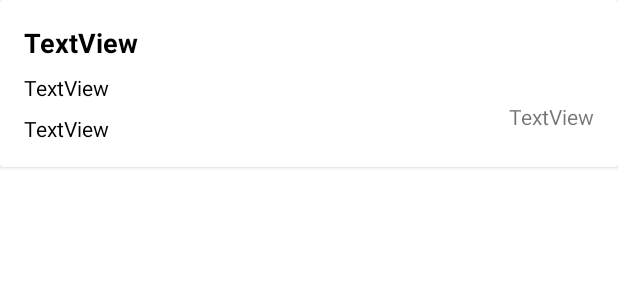
After one commit to bayufebriyonoputra/taremakmur-mobile, an Android app: the layout item_list_order.xml on its own in the app's theme, with its tools: preview values and no code run, on a phone screen of 412 x 824 dp. The commit adds this screen. Shown: the top 300 px of the screen. Run offline under Robolectric (Android 15) with nearby library versions, the phone set to English and light mode, and no system bars.

Commit message:
add list order

```diff
--- a/app/src/main/java/site/encryptdev/taremakmur/data/remote/retrofit/ApiService.kt
+++ b/app/src/main/java/site/encryptdev/taremakmur/data/remote/retrofit/ApiService.kt
@@ -10,6 +10,8 @@ import site.encryptdev.taremakmur.data.remote.response.BarangResponseItem
 import site.encryptdev.taremakmur.data.remote.response.CustomersResponse
 import site.encryptdev.taremakmur.data.remote.body.LoginBody
 import site.encryptdev.taremakmur.data.remote.body.MakeInvoiceBody
+import site.encryptdev.taremakmur.data.remote.response.ListOrderResponse
+import site.encryptdev.taremakmur.data.remote.response.ListOrderResponseItem
 import site.encryptdev.taremakmur.data.remote.response.LoginResponse
 import site.encryptdev.taremakmur.data.remote.response.MessageResponse
 
@@ -33,4 +35,8 @@ interface ApiService {
     @GET("customers")
     fun getAllCustomers(@Header("Authorization") token: String): Call<List<CustomersResponse>>
 
+    @GET("list-order")
+    fun getListOrder(@Header("Authorization") token: String): Call<List<ListOrderResponseItem>>
+
+
 }
--- a/app/src/main/java/site/encryptdev/taremakmur/ui/invoice/addInvoice/AddInvoiceActivity.kt
+++ b/app/src/main/java/site/encryptdev/taremakmur/ui/invoice/addInvoice/AddInvoiceActivity.kt
@@ -2,7 +2,6 @@ package site.encryptdev.taremakmur.ui.invoice.addInvoice
 
 import android.content.Intent
 import android.os.Bundle
-import android.util.Log
 import android.view.View
 import android.widget.ArrayAdapter
 import android.widget.Toast
@@ -17,10 +16,8 @@ import site.encryptdev.taremakmur.data.local.entity.CustomerEntity
 import site.encryptdev.taremakmur.data.local.entity.OrderBarangEntity
 import site.encryptdev.taremakmur.data.remote.body.DataOrderBarang
 import site.encryptdev.taremakmur.data.remote.body.MakeInvoiceBody
-import site.encryptdev.taremakmur.data.remote.response.CustomersResponse
 import site.encryptdev.taremakmur.databinding.ActivityAddInvoiceBinding
 import site.encryptdev.taremakmur.ui.UserPreferences
-import site.encryptdev.taremakmur.ui.barang.BarangAdapter
 import site.encryptdev.taremakmur.ui.customer.CustomerViewModel
 import site.encryptdev.taremakmur.ui.customer.CustomerViewModelFactory
 import site.encryptdev.taremakmur.ui.invoice.addBarang.AddBarangActivity
--- /dev/null
+++ b/app/src/main/res/drawable/ic_exit.xml
@@ -0,0 +1,5 @@
+<vector xmlns:android="http://schemas.android.com/apk/res/android" android:autoMirrored="true" android:height="24dp" android:tint="#000000" android:viewportHeight="24" android:viewportWidth="24" android:width="24dp">
+
+    <path android:fillColor="@android:color/white" android:pathData="M10.09,15.59L11.5,17l5,-5 -5,-5 -1.41,1.41L12.67,11H3v2h9.67l-2.58,2.59zM19,3H5c-1.11,0 -2,0.9 -2,2v4h2V5h14v14H5v-4H3v4c0,1.1 0.89,2 2,2h14c1.1,0 2,-0.9 2,-2V5c0,-1.1 -0.9,-2 -2,-2z"/>
+
+</vector>
--- a/app/src/main/res/layout/activity_main.xml
+++ b/app/src/main/res/layout/activity_main.xml
@@ -22,13 +22,13 @@
         android:name="androidx.navigation.fragment.NavHostFragment"
         android:layout_width="match_parent"
         android:layout_height="match_parent"
+        android:layout_marginBottom="70dp"
         app:defaultNavHost="true"
-        app:layout_constraintBottom_toTopOf="@id/nav_view"
+        app:layout_constraintBottom_toTopOf="@+id/nav_view"
         app:layout_constraintHorizontal_bias="0.0"
         app:layout_constraintLeft_toLeftOf="parent"
         app:layout_constraintRight_toRightOf="parent"
         app:layout_constraintTop_toTopOf="parent"
-        app:layout_constraintVertical_bias="0.714"
         app:navGraph="@navigation/mobile_navigation" />
 
 </androidx.constraintlayout.widget.ConstraintLayout>
--- /dev/null
+++ b/app/src/main/res/layout/item_list_order.xml
@@ -0,0 +1,60 @@
+<?xml version="1.0" encoding="utf-8"?>
+<androidx.cardview.widget.CardView xmlns:android="http://schemas.android.com/apk/res/android"
+    xmlns:app="http://schemas.android.com/apk/res-auto"
+    xmlns:tools="http://schemas.android.com/tools"
+    android:layout_width="match_parent"
+    android:layout_height="wrap_content">
+
+    <androidx.constraintlayout.widget.ConstraintLayout
+        android:layout_width="match_parent"
+        android:layout_height="match_parent"
+        android:padding="16dp">
+
+        <TextView
+            android:id="@+id/tvNoInvoice"
+            android:layout_width="wrap_content"
+            android:layout_height="wrap_content"
+            android:text="TextView"
+            android:textColor="@color/black"
+            android:textSize="18sp"
+            android:textStyle="bold"
+            app:layout_constraintEnd_toEndOf="parent"
+            app:layout_constraintHorizontal_bias="0.0"
+            app:layout_constraintStart_toStartOf="parent"
+            app:layout_constraintTop_toTopOf="parent" />
+
+        <TextView
+            android:id="@+id/tvPelanggan"
+            android:layout_width="wrap_content"
+            android:layout_height="wrap_content"
+            android:layout_marginTop="8dp"
+            android:text="TextView"
+            android:textColor="@color/black"
+            app:layout_constraintEnd_toEndOf="parent"
+            app:layout_constraintHorizontal_bias="0.0"
+            app:layout_constraintStart_toStartOf="parent"
+            app:layout_constraintTop_toBottomOf="@+id/tvNoInvoice" />
+
+        <TextView
+            android:id="@+id/tvTotalHarga"
+            android:layout_width="wrap_content"
+            android:layout_height="wrap_content"
+            android:text="TextView"
+            app:layout_constraintEnd_toEndOf="parent"
+            app:layout_constraintHorizontal_bias="1.0"
+            app:layout_constraintStart_toStartOf="parent"
+            app:layout_constraintTop_toBottomOf="@+id/tvPelanggan" />
+
+        <TextView
+            android:id="@+id/tvAdmin"
+            android:layout_width="wrap_content"
+            android:layout_height="wrap_content"
+            android:layout_marginTop="8dp"
+            android:text="TextView"
+            android:textColor="@color/black"
+            app:layout_constraintEnd_toEndOf="parent"
+            app:layout_constraintHorizontal_bias="0.0"
+            app:layout_constraintStart_toStartOf="parent"
+            app:layout_constraintTop_toBottomOf="@+id/tvPelanggan" />
+    </androidx.constraintlayout.widget.ConstraintLayout>
+</androidx.cardview.widget.CardView>
```
Also changed, not shown: app/src/main/java/site/encryptdev/taremakmur/MainActivity.kt (+17 -0 lines), app/src/main/java/site/encryptdev/taremakmur/data/remote/response/ListOrderResponse.kt (added, +104 -0 lines), app/src/main/java/site/encryptdev/taremakmur/ui/invoice/InvoiceFragment.kt (+35 -3 lines), app/src/main/java/site/encryptdev/taremakmur/ui/invoice/InvoiceViewModel.kt (+32 -3 lines), app/src/main/java/site/encryptdev/taremakmur/ui/invoice/OrderAdapter.kt (added, +40 -0 lines), app/src/main/res/layout/fragment_invoice.xml (+28 -2 lines), app/src/main/res/menu/menu_main.xml (added, +10 -0 lines).
